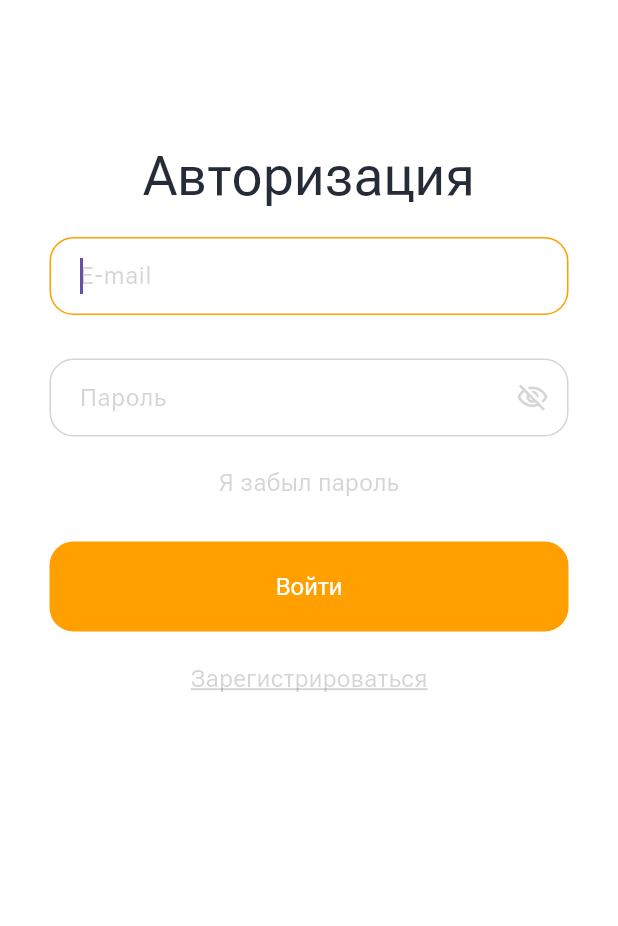
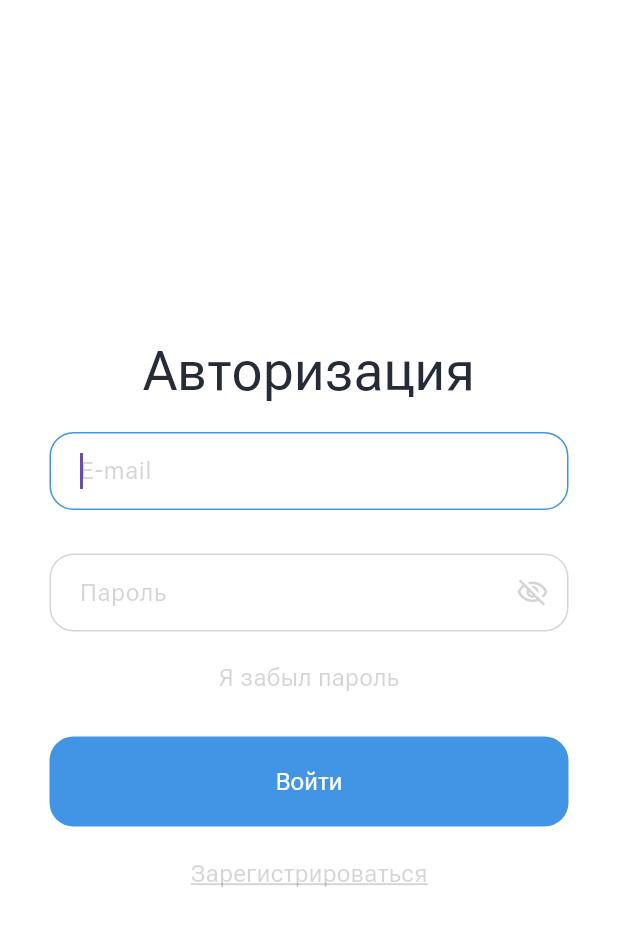
Before and after one commit to dmitry4567/LockStoreApp, a Flutter app: the screen it shows after launch, on a phone screen of 412 x 824 dp. Shown: the top 926 px of the screen. Run offline on Flutter 3.47's test engine with Material 3 defaults, Android fonts, the phone set to English and light mode, and no system bars; drawn by our look-alikes of auto_size_text; our stand-ins replace adaptive_breakpoints, bloc, cached_network_image, dio, equatable, firebase_analytics and 10 more; missing offline and left inert: dart:js_interop, dual_screen, json_path, scope_function; accounts and stored records are empty; project files that could hold a hidden picture were left out.

```diff
--- a/lib/sign_in/sign_in_widget.dart
+++ b/lib/sign_in/sign_in_widget.dart
@@ -62,10 +62,12 @@ class _SignInWidgetState extends State<SignInWidget> {
               overscroll.disallowIndicator();
               return true;
             },
+            child: Center(
               child: SingleChildScrollView(
+                child: SizedBox(
+                  width: 600,
                   child: Padding(
-                padding: EdgeInsets.only(
-                    top: safeAreaBottom + 100, left: 33, right: 33),
+                    padding: const EdgeInsets.only(left: 33, right: 33),
                     child: Column(
                       mainAxisSize: MainAxisSize.max,
                       children: [
@@ -85,8 +87,8 @@ class _SignInWidgetState extends State<SignInWidget> {
                             width: double.infinity,
                             height: 56,
                             decoration: BoxDecoration(
-                          color:
-                              FlutterFlowTheme.of(context).secondaryBackground,
+                              color: FlutterFlowTheme.of(context)
+                                  .secondaryBackground,
                               borderRadius: BorderRadius.circular(16),
                             ),
                             child: Align(
@@ -98,22 +100,23 @@ class _SignInWidgetState extends State<SignInWidget> {
                                 decoration: InputDecoration(
                                   hintText: 'E-mail',
                                   hintStyle: TextStyle(
-                                color: const Color(0xff252B37).withOpacity(0.2),
+                                    color: const Color(0xff252B37)
+                                        .withOpacity(0.2),
                                     fontSize: 16,
                                     fontFamily: 'RobotoFlex',
                                     fontWeight: FontWeight.w400,
                                   ),
                                   enabledBorder: OutlineInputBorder(
                                     borderSide: BorderSide(
-                                  color:
-                                      const Color(0xff252B37).withOpacity(0.2),
+                                      color: const Color(0xff252B37)
+                                          .withOpacity(0.2),
                                       width: 1,
                                     ),
                                     borderRadius: BorderRadius.circular(16),
                                   ),
                                   focusedBorder: OutlineInputBorder(
                                     borderSide: const BorderSide(
-                                  color: Color(0xFFFFA000),
+                                      color: Color(0xFF4295E4),
                                       width: 1,
                                     ),
                                     borderRadius: BorderRadius.circular(16),
@@ -138,8 +141,9 @@ class _SignInWidgetState extends State<SignInWidget> {
                                       const EdgeInsetsDirectional.fromSTEB(
                                           16, 14, 16, 14),
                                 ),
-                            style:
-                                FlutterFlowTheme.of(context).bodyText1.override(
+                                style: FlutterFlowTheme.of(context)
+                                    .bodyText1
+                                    .override(
                                       fontFamily: 'Inter',
                                       color: const Color(0xFF0F0F0F),
                                       fontSize: 16,
@@ -156,8 +160,8 @@ class _SignInWidgetState extends State<SignInWidget> {
                             width: double.infinity,
                             height: 56,
                             decoration: BoxDecoration(
-                          color:
-                              FlutterFlowTheme.of(context).secondaryBackground,
+                              color: FlutterFlowTheme.of(context)
+                                  .secondaryBackground,
                               borderRadius: BorderRadius.circular(16),
                             ),
                             child: Align(
@@ -169,22 +173,23 @@ class _SignInWidgetState extends State<SignInWidget> {
                                 decoration: InputDecoration(
                                   hintText: 'Пароль',
                                   hintStyle: TextStyle(
-                                color: const Color(0xff252B37).withOpacity(0.2),
+                                    color: const Color(0xff252B37)
+                                        .withOpacity(0.2),
                                     fontSize: 16,
                                     fontFamily: 'RobotoFlex',
                                     fontWeight: FontWeight.w400,
                                   ),
                                   enabledBorder: OutlineInputBorder(
                                     borderSide: BorderSide(
-                                  color:
-                                      const Color(0xff252B37).withOpacity(0.2),
+                                      color: const Color(0xff252B37)
+                                          .withOpacity(0.2),
                                       width: 1,
                                     ),
                                     borderRadius: BorderRadius.circular(16),
                                   ),
                                   focusedBorder: OutlineInputBorder(
                                     borderSide: const BorderSide(
-                                  color: Color(0xFFFFA000),
+                                      color: Color(0xFF4295E4),
                                       width: 1,
                                     ),
                                     borderRadius: BorderRadius.circular(16),
@@ -210,22 +215,23 @@ class _SignInWidgetState extends State<SignInWidget> {
                                           16, 14, 16, 14),
                                   suffixIcon: InkWell(
                                     onTap: () => setState(
-                                  () =>
-                                      passwordVisibility = !passwordVisibility,
+                                      () => passwordVisibility =
+                                          !passwordVisibility,
                                     ),
                                     focusNode: FocusNode(skipTraversal: true),
                                     child: Icon(
                                       passwordVisibility
                                           ? Icons.visibility_outlined
                                           : Icons.visibility_off_outlined,
-                                  color:
-                                      const Color(0xFF252B37).withOpacity(0.2),
+                                      color: const Color(0xFF252B37)
+                                          .withOpacity(0.2),
                                       size: 22,
                                     ),
                                   ),
                                 ),
-                            style:
-                                FlutterFlowTheme.of(context).bodyText1.override(
+                                style: FlutterFlowTheme.of(context)
+                                    .bodyText1
+                                    .override(
                                       fontFamily: 'Inter',
                                       color: const Color(0xFF0F0F0F),
                                       fontSize: 16,
@@ -269,7 +275,7 @@ class _SignInWidgetState extends State<SignInWidget> {
                               options: FFButtonOptions(
                                 width: double.infinity,
                                 height: double.infinity,
-                            color: const Color(0xFFFFA000),
+                                color: const Color(0xFF4295E4),
                                 elevation: 0,
                                 textStyle: const TextStyle(
                                   color: Colors.white,
@@ -316,6 +322,8 @@ class _SignInWidgetState extends State<SignInWidget> {
               ),
             ),
           ),
+        ),
+      ),
     );
   }
 }
```
Also changed, not shown: lib/navigation_bar_widget.dart (+20 -5 lines), lib/product/product.dart (+10 -0 lines). Lines whose indentation alone changed are shown as unchanged.
